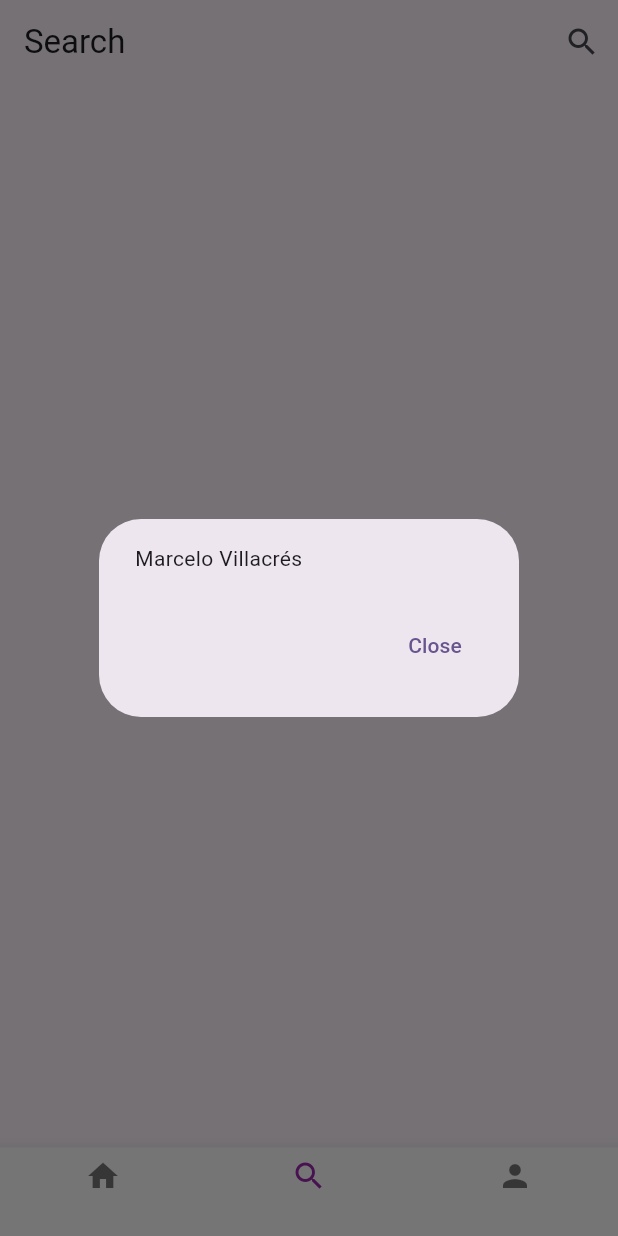
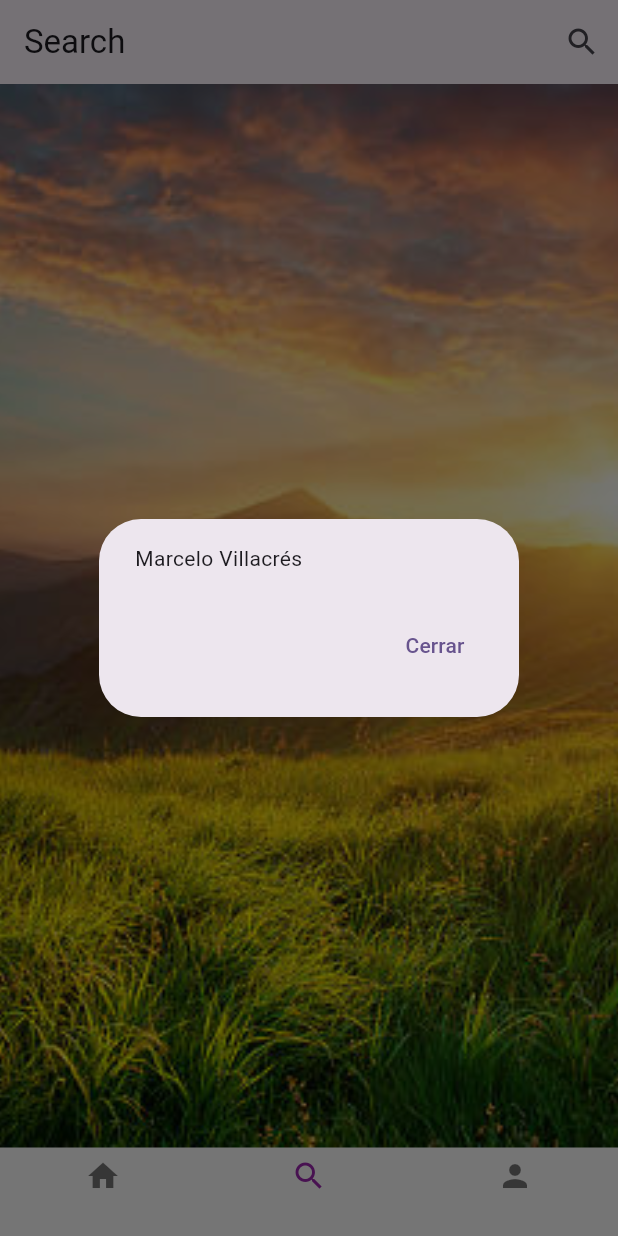
Before and after one commit to marcelojv2001/villacres_marcelo_p, a Flutter app: the screen it shows after launch, item 2 of the bottom bar chosen, after a tap on the "search" icon, on a phone screen of 412 x 824 dp. Run offline on Flutter 3.47's test engine with Material 3 defaults, Android fonts, the light colour scheme and no system bars; our stand-ins replace google_fonts.

Commit message:
villacres marcelo 8:27pm

```diff
--- a/lib/search_trips_page.dart
+++ b/lib/search_trips_page.dart
@@ -7,22 +7,22 @@ class SearchTripsPage extends StatelessWidget {
   Widget build(BuildContext context) {
     return Scaffold(
       appBar: AppBar(
-        title: Text('Search'),
+        title: const Text('Search'),
         actions: [
           IconButton(
-            icon: Icon(Icons.search),
+            icon: const Icon(Icons.search),
             onPressed: () {
               showDialog(
                 context: context,
                 builder: (BuildContext context) {
                   return AlertDialog(
-                    content: Text('Marcelo Villacrés'),
+                    content: const Text('Marcelo Villacrés'),
                     actions: [
                       TextButton(
                         onPressed: () {
                           Navigator.of(context).pop();
                         },
-                        child: Text('Close'),
+                        child: const Text('Cerrar'),
                       ),
                     ],
                   );
@@ -32,13 +32,26 @@ class SearchTripsPage extends StatelessWidget {
           ),
         ],
       ),
-      body: Column(
-        mainAxisAlignment: MainAxisAlignment.center,
+      body: Stack(
         children: [
-          SizedBox(height: 20),
+          // Fondo de la pantalla
           Container(
-            color: Colors.blue,
+            decoration: const BoxDecoration(
+              image: DecorationImage(
+                 image: AssetImage('assets/images/mountains.jpg'),
+                fit: BoxFit.cover,
+              ),
+            ),
+          ),
+          // Contenido de la página
+          Center(
+            child: Column(
+              mainAxisAlignment: MainAxisAlignment.center,
+              children: [
+                const SizedBox(height: 20),
 
+              ],
+            ),
           ),
         ],
       ),
```
